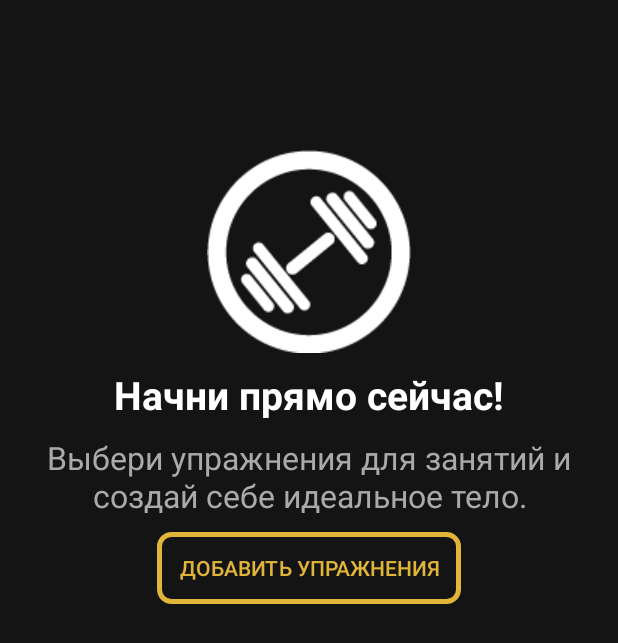
After one commit to Jorikua/Kach, an Android app: the layout empty_categories_layout.xml on its own in the app's theme, with its tools: preview values and no code run, on a phone screen of 412 x 824 dp. The commit adds this screen. Shown: the top 643 px of the screen. Run offline under Robolectric (Android 15) with nearby library versions, the phone set to English and light mode, and no system bars.

Commit message:
Made template to current screen day; made empty categories list layout.

```diff
--- a/app/src/main/AndroidManifest.xml
+++ b/app/src/main/AndroidManifest.xml
@@ -13,7 +13,6 @@
             android:name=".CategoriesActivity"
             android:label="@string/app_name" >
         </activity>
-
         <activity
             android:name=".MainActivity"
             android:label="@string/title_activity_main" >
@@ -28,6 +27,11 @@
             android:name=".provider.WorkoutProvider"
             android:authorities="ua.kaganovych.kach.provider"
             android:exported="false" />
+
+        <activity
+            android:name=".DayScreenActivity"
+            android:label="@string/title_activity_day_screen" >
+        </activity>
     </application>
 
 </manifest>
--- /dev/null
+++ b/app/src/main/java/ua/kaganovych/kach/DayScreenAdapter.java
@@ -0,0 +1,4 @@
+package ua.kaganovych.kach;
+
+public class DayScreenAdapter {
+}
--- /dev/null
+++ b/app/src/main/java/ua/kaganovych/kach/DayScreenFragment.java
@@ -0,0 +1,4 @@
+package ua.kaganovych.kach;
+
+public class DayScreenFragment {
+}
--- a/app/src/main/java/ua/kaganovych/kach/DaysFragment.java
+++ b/app/src/main/java/ua/kaganovych/kach/DaysFragment.java
@@ -3,6 +3,7 @@ package ua.kaganovych.kach;
 import android.os.Bundle;
 import android.support.annotation.Nullable;
 import android.support.v4.app.Fragment;
+import android.util.Log;
 import android.view.LayoutInflater;
 import android.view.View;
 import android.view.ViewGroup;
@@ -36,6 +37,8 @@ public class DaysFragment extends Fragment {
                 if (position == 7) {
                     Toast.makeText(getActivity(), "Функционал не доступен", Toast.LENGTH_LONG).show();
                 }
+                String title = mAdapter.getItem(position);
+                Log.d("TAG", title);
 
             }
         });
--- /dev/null
+++ b/app/src/main/res/drawable/button_background.xml
@@ -0,0 +1,7 @@
+<?xml version="1.0" encoding="utf-8"?>
+<selector xmlns:android="http://schemas.android.com/apk/res/android">
+    <item android:state_pressed="true"
+        android:drawable="@drawable/button_pressed" />
+    <item  android:state_focused="false"
+        android:drawable="@drawable/button_normal" />
+</selector>
--- /dev/null
+++ b/app/src/main/res/drawable/button_normal.xml
@@ -0,0 +1,8 @@
+<?xml version="1.0" encoding="utf-8"?>
+<shape xmlns:android="http://schemas.android.com/apk/res/android"
+    android:shape="rectangle">
+    <solid android:color="@android:color/transparent"/>
+    <stroke android:color="@color/main_yellow_default"  android:width="3dp"/>
+    <corners android:radius="8dp" />
+    <padding android:left="15dp" android:right="15dp"/>
+</shape>
--- /dev/null
+++ b/app/src/main/res/drawable/button_pressed.xml
@@ -0,0 +1,7 @@
+<?xml version="1.0" encoding="utf-8"?>
+<shape xmlns:android="http://schemas.android.com/apk/res/android"
+    android:shape="rectangle">
+    <solid android:color="@color/main_yellow_pressed"/>
+    <corners android:radius="8dp"/>
+    <padding android:left="15dp" android:right="15dp"/>
+</shape>
--- /dev/null
+++ b/app/src/main/res/layout/empty_categories_layout.xml
@@ -0,0 +1,41 @@
+<?xml version="1.0" encoding="utf-8"?>
+<LinearLayout xmlns:android="http://schemas.android.com/apk/res/android"
+    android:layout_width="match_parent"
+    android:layout_height="match_parent"
+    android:background="@color/main_light_black"
+    android:gravity="center_horizontal"
+    android:orientation="vertical">
+
+    <ImageView
+        android:src="@drawable/bg_day_placeholder"
+        android:layout_width="wrap_content"
+        android:layout_height="wrap_content"
+        android:layout_marginTop="100dp"/>
+
+    <TextView
+        android:layout_marginTop="10dp"
+        android:textStyle="bold"
+        android:textSize="26sp"
+        android:textColor="@android:color/white"
+        android:text="Начни прямо сейчас!"
+        android:layout_width="wrap_content"
+        android:layout_height="wrap_content" />
+
+    <TextView
+        android:layout_marginTop="10dp"
+        android:gravity="center_horizontal"
+        android:textSize="21sp"
+        android:text="Выбери упражнения для занятий и создай себе идеальное тело."
+        android:textColor="@android:color/darker_gray"
+        android:layout_width="wrap_content"
+        android:layout_height="wrap_content" />
+
+    <Button
+        android:background="@drawable/button_background"
+        android:textColor="@color/main_yellow_default"
+        android:text="Добавить упражнения"
+        android:layout_marginTop="10dp"
+        android:layout_width="wrap_content"
+        android:layout_height="wrap_content" />
+
+</LinearLayout>
--- a/app/src/main/res/values/strings.xml
+++ b/app/src/main/res/values/strings.xml
@@ -4,4 +4,6 @@
     <string name="hello_world">Hello world!</string>
     <string name="action_info">Info</string>
     <string name="title_activity_main">MainActivity</string>
+    <string name="title_activity_day_screen">DayScreenActivity</string>
+    <string name="action_settings">Settings</string>
 </resources>
```
Also changed, not shown: app/src/main/java/ua/kaganovych/kach/DayScreenActivity.java (added, +37 -0 lines), app/src/main/res/layout/activity_day_screen.xml (added, +12 -0 lines), app/src/main/res/menu/menu_day_screen.xml (added, +7 -0 lines), app/src/main/res/drawable/bg_day_placeholder.png (added), app/src/main/res/drawable/ic_cancel.png (added), app/src/main/res/drawable/ic_delete.png (added), app/src/main/res/drawable/ic_next.png (added).
